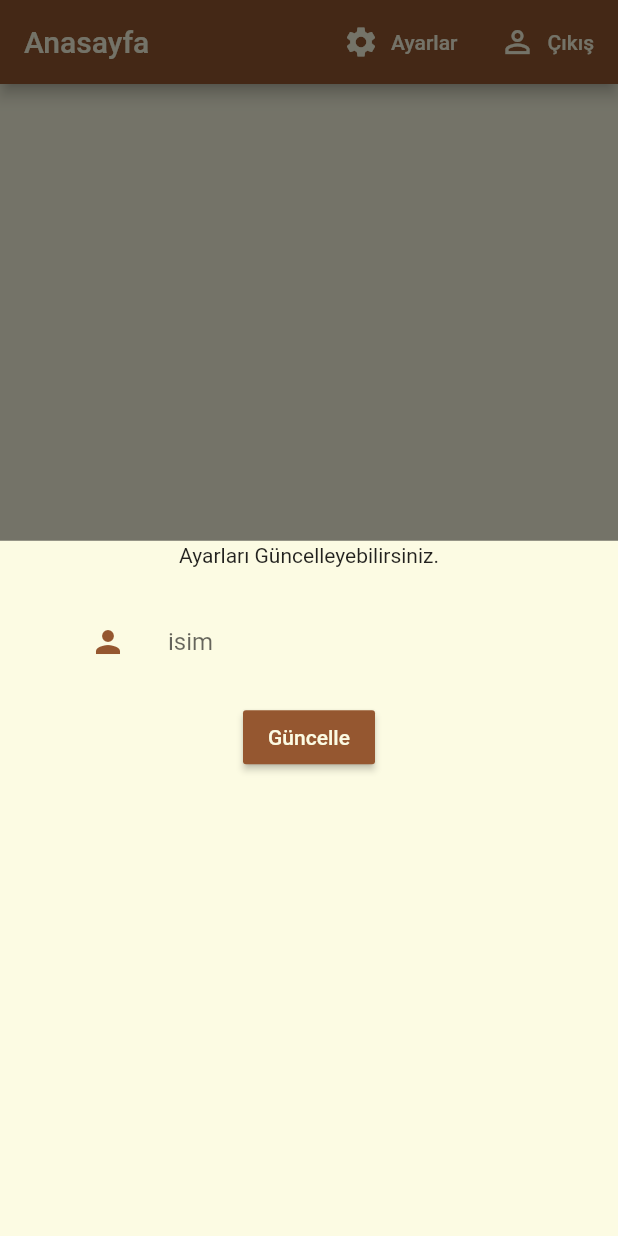
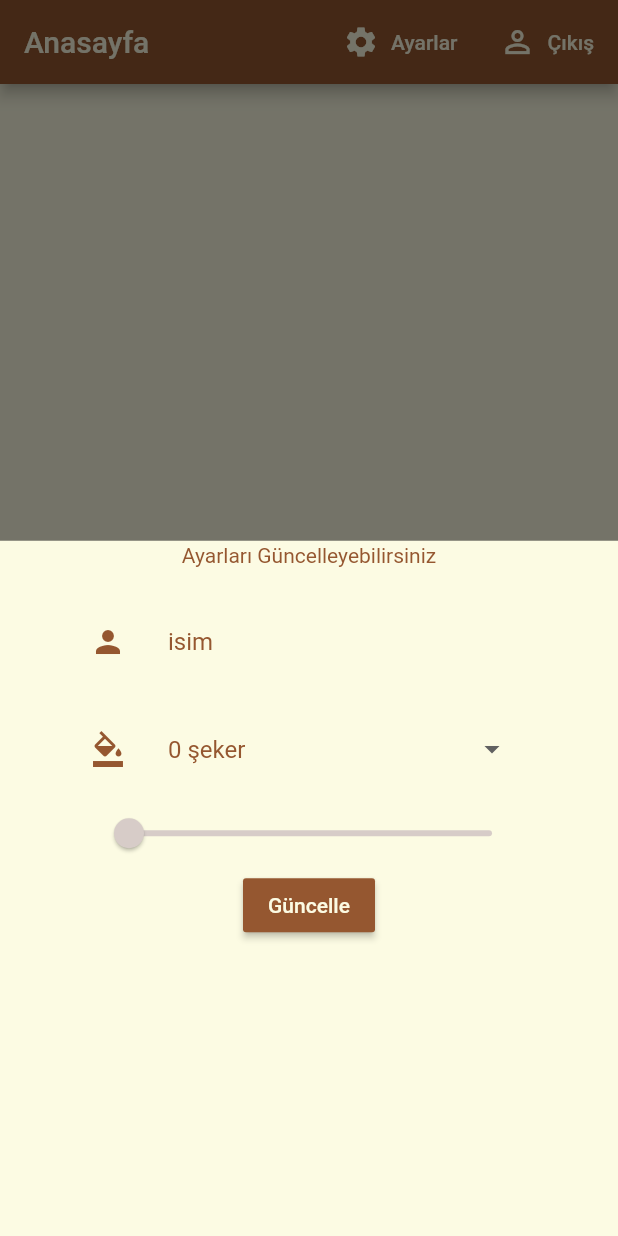
Before and after one commit to emralyilmaz/-training41KahveniSecApp2, a Flutter app: the screen it shows once a user with an empty profile is signed in, after a tap on "Ayarlar", on a phone screen of 412 x 824 dp. Run offline on Flutter 3.47's test engine with Material 2 defaults, Android fonts, the phone set to English and light mode, and no system bars; our stand-ins replace cloud_firestore, firebase_auth, firebase_core, flutter_spinkit; accounts and stored records are empty.

Commit message:
Form İçin Dropdown ve Slider Oluşturma

```diff
--- a/lib/screens/home/settings_form.dart
+++ b/lib/screens/home/settings_form.dart
@@ -8,7 +8,19 @@ class SettingForm extends StatefulWidget {
 
 class _SettingFormState extends State<SettingForm> {
   final _formKey = GlobalKey<FormState>();
-  final List<String> sekerler = ["0", "1", "2", "3", "4", "5", "6"];
+  final List<String> sekerler = [
+    "0",
+    "1",
+    "2",
+    "3",
+    "4",
+    "5",
+    "6",
+    "7",
+    "8",
+    "9",
+    "10"
+  ];
 
   String currentIsim; //form içerisinde anlık olarak tutulması için
   String currentSeker; //form içerisinde anlık olarak tutulması için
@@ -20,13 +32,15 @@ class _SettingFormState extends State<SettingForm> {
       key: _formKey,
       child: Column(
         children: [
-          Text("Ayarları Güncelleyebilirsiniz."),
+          Text("Ayarları Güncelleyebilirsiniz",
+              style: TextStyle(color: Color.fromRGBO(149, 87, 48, 1))),
           SizedBox(
             height: 20.0,
           ),
           TextFormField(
             decoration: inputDecoration.copyWith(
               hintText: "isim",
+              hintStyle: TextStyle(color: Color.fromRGBO(149, 87, 48, 1)),
               icon: Icon(Icons.person, color: Color.fromRGBO(149, 87, 48, 1)),
             ),
             validator: (val) => val.isEmpty ? "Lütfen isim giriniz" : null,
@@ -35,12 +49,39 @@ class _SettingFormState extends State<SettingForm> {
           SizedBox(
             height: 10,
           ),
+          DropdownButtonFormField(
+            items: sekerler.map((seker) {
+              return DropdownMenuItem(
+                value: seker,
+                child: Text(
+                  "$seker şeker",
+                  style: TextStyle(color: Color.fromRGBO(149, 87, 48, 1)),
+                ),
+              );
+            }).toList(),
+            onChanged: (val) => setState(() => currentSeker = val),
+            decoration: inputDecoration.copyWith(
+                icon: Icon(Icons.format_color_fill,
+                    color: Color.fromRGBO(149, 87, 48, 1))),
+            value: currentSeker ?? "0",
+          ),
+          Slider(
+            value: (currentKoyuluk ?? 100).toDouble(),
+            min: 100,
+            max: 900,
+            divisions: 8,
+            onChanged: (val) => setState(() => currentKoyuluk = val.round()),
+            activeColor: Colors.brown[currentKoyuluk ?? 100],
+            inactiveColor: Colors.brown[currentKoyuluk ?? 100],
+          ),
           RaisedButton(
               color: Color.fromRGBO(149, 87, 48, 1),
               child: Text("Güncelle",
                   style: TextStyle(color: Color.fromRGBO(252, 251, 227, 1))),
               onPressed: () async {
                 print(currentIsim);
+                print(currentSeker);
+                print(currentKoyuluk);
               })
         ],
       ),
```
